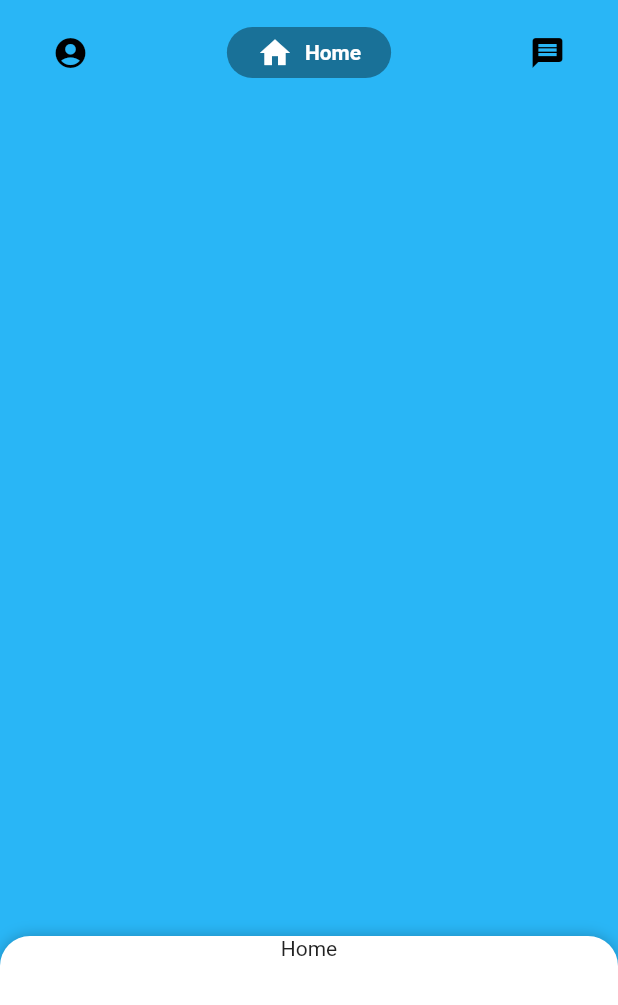
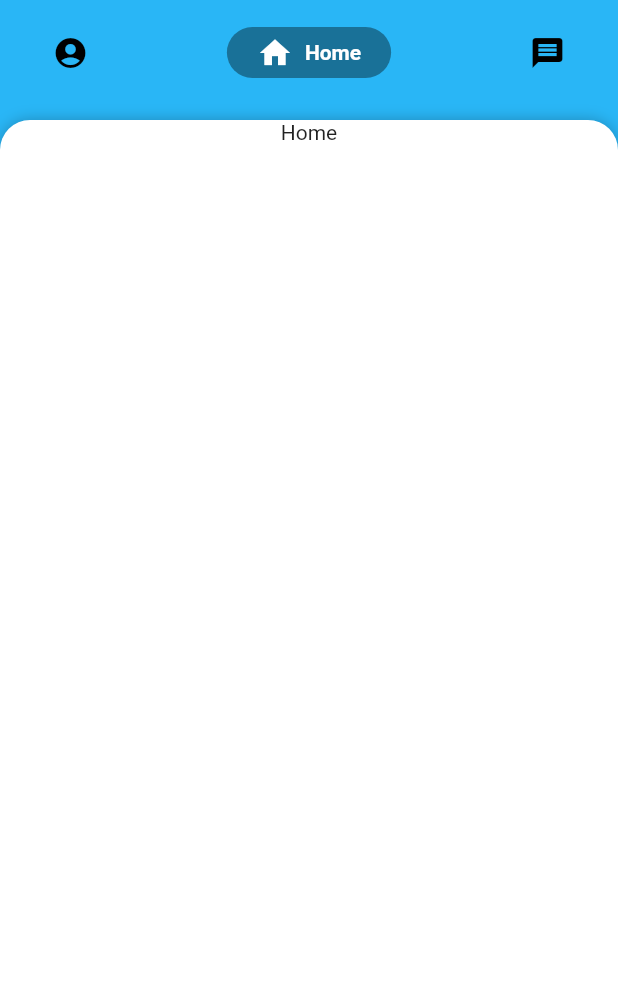
Before and after one commit to fauzannoorazhar/flutter-clonning-apps, a Flutter app: the screen it shows after launch, item 2 of the bottom bar chosen, on a phone screen of 412 x 824 dp. Shown: the top 1005 px of the screen. Run offline on Flutter 3.47's test engine with Material 2 defaults, Android fonts, the phone set to English and light mode, and no system bars; drawn by our look-alikes of google_nav_bar, sliding_up_panel; our stand-ins replace font_awesome_flutter, geolocator, google_maps_flutter.

```diff
--- a/lib/ui/views/home/home_page.dart
+++ b/lib/ui/views/home/home_page.dart
@@ -13,7 +13,6 @@ class HomePage extends StatefulWidget {
 
 class _HomePageState extends State<HomePage> {
     bool panelState = false;
-    PanelController panelController = new PanelController();
     int _selectedIndex = 0;
 
     @override
--- a/lib/ui/views/home/home_sliding_panel.dart
+++ b/lib/ui/views/home/home_sliding_panel.dart
@@ -18,6 +18,7 @@ class HomeSlidingPanel extends StatelessWidget {
     Widget build(BuildContext context) {
         return SlidingUpPanel(
             controller: this.panelController,
+            defaultPanelState: PanelState.OPEN,
             minHeight: 200,
             isDraggable: true,
             maxHeight: MediaQuery.of(context).size.height,
```
